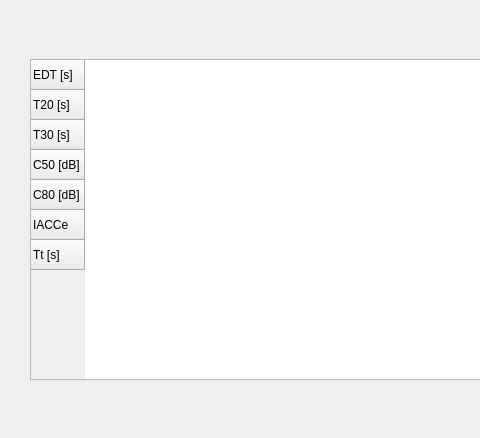
First picture: the form in gui_main.ui, repository juanmartinvk/VKNG2, before the edit; both pictures show x 0 to 480 and y 311 to 749 of the 845 by 749 pixel window.
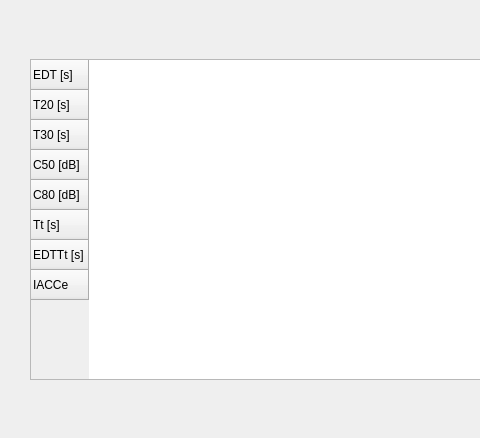
Second picture: the form after the edit. Custom widgets are drawn as their Qt base class.

Commit message: Tt y EDTTt

The edit to the form file:
```diff
--- a/gui_main.ui
+++ b/gui_main.ui
@@ -48,16 +48,21 @@
       <string>C80 [dB]</string>
      </property>
     </row>
-    <row>
-     <property name="text">
-      <string>IACCe</string>
-     </property>
-    </row>
     <row>
      <property name="text">
       <string>Tt [s]</string>
      </property>
     </row>
+    <row>
+     <property name="text">
+      <string>EDTTt [s]</string>
+     </property>
+    </row>
+    <row>
+     <property name="text">
+      <string>IACCe</string>
+     </property>
+    </row>
    </widget>
    <widget class="PlotWidget" name="graphWidget" native="true">
     <property name="geometry">
```
Left out of the diff: 2 changed lines with no effect on the pictures. The commit also changes 2 other files.
